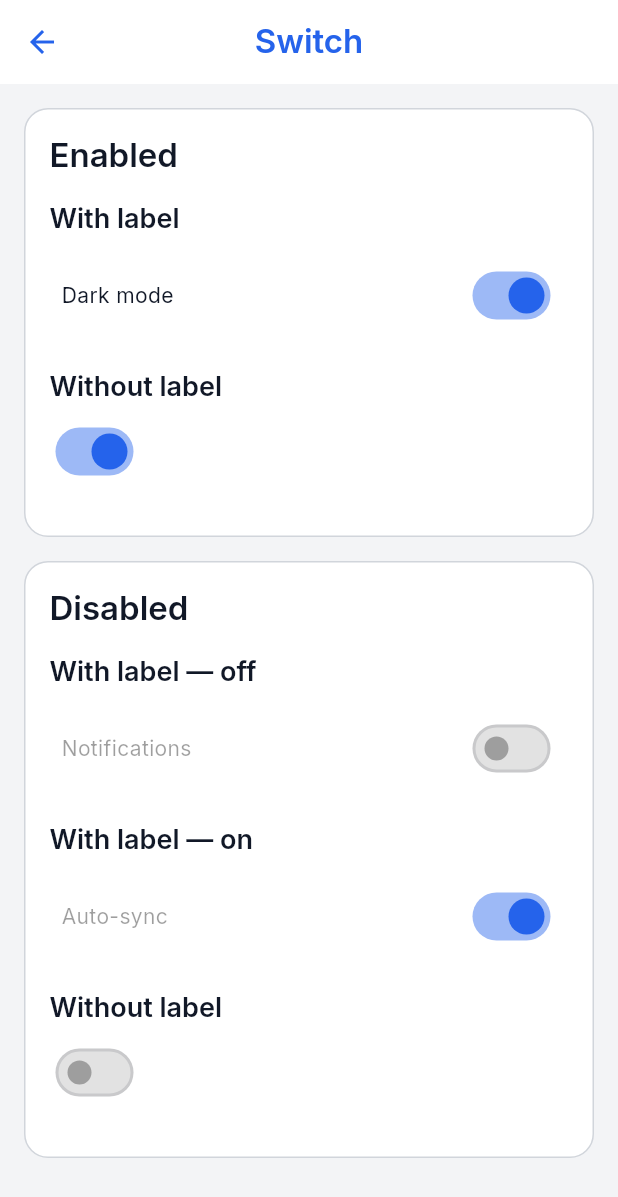
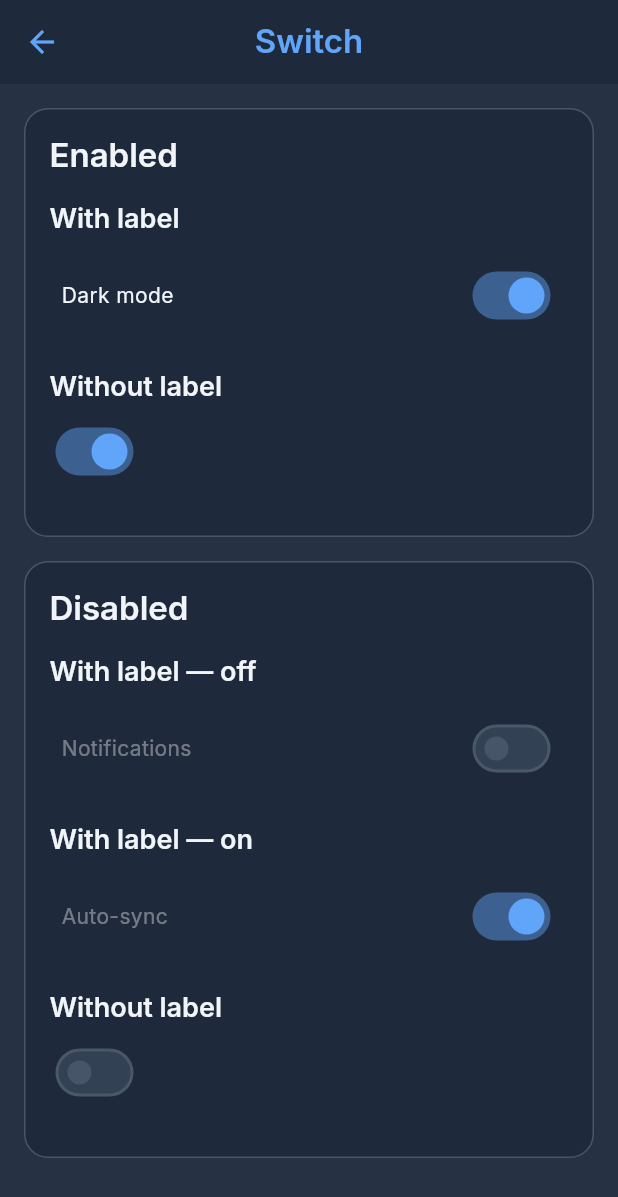
Before and after one commit to Maullin1996/atomic_design, a Flutter app: the SwitchScreen screen opened by its route, after a tap on "Dark mode", on a phone screen of 412 x 824 dp. Shown: the top 1197 px of the screen. Run offline on Flutter 3.47's test engine with Material 3 defaults, Android fonts, the phone set to English and light mode, and no system bars; our stand-ins replace cached_network_image, flutter_svg, shimmer.

```diff
--- a/example/lib/app.dart
+++ b/example/lib/app.dart
@@ -1,12 +1,16 @@
 import 'package:atomic_design/atoms/tokens.dart';
 import 'package:flutter/material.dart';
 import 'package:atomic_design_example/config/routes/app_routes.dart';
+import 'package:atomic_design_example/config/theme/theme_controller.dart';
 
 class MyApp extends StatelessWidget {
   const MyApp({super.key});
 
   @override
   Widget build(BuildContext context) {
+    return ValueListenableBuilder<ThemeMode>(
+      valueListenable: ThemeController.mode,
+      builder: (context, mode, _) {
         return AppThemeProvider(
           child: MaterialApp(
             title: 'Atomic Design',
@@ -14,9 +18,11 @@ class MyApp extends StatelessWidget {
             initialRoute: AppRoutes.home,
             theme: AppThemes.light,
             darkTheme: AppThemes.dark,
-        themeMode: ThemeMode.system,
+            themeMode: mode,
             onGenerateRoute: AppRoutes.onGenerateRoute,
           ),
         );
+      },
+    );
   }
 }
--- /dev/null
+++ b/example/lib/config/theme/theme_controller.dart
@@ -0,0 +1,13 @@
+import 'package:flutter/material.dart';
+
+/// Global theme mode for the example app, toggled from the Switch demo
+/// screen and consumed by [MyApp]'s [MaterialApp].
+abstract class ThemeController {
+  static final ValueNotifier<ThemeMode> mode = ValueNotifier(
+    ThemeMode.system,
+  );
+
+  static void setDark(bool isDark) {
+    mode.value = isDark ? ThemeMode.dark : ThemeMode.light;
+  }
+}
--- a/example/lib/feature/atoms/presentation/switch_screen.dart
+++ b/example/lib/feature/atoms/presentation/switch_screen.dart
@@ -1,4 +1,5 @@
 import 'package:atomic_design/design_system.dart';
+import 'package:atomic_design_example/config/theme/theme_controller.dart';
 import 'package:flutter/material.dart';
 
 class SwitchScreen extends StatefulWidget {
@@ -9,7 +10,6 @@ class SwitchScreen extends StatefulWidget {
 }
 
 class _SwitchScreenState extends State<SwitchScreen> {
-  bool _withLabel = false;
   bool _withoutLabel = true;
 
   @override
@@ -24,10 +24,20 @@ class _SwitchScreenState extends State<SwitchScreen> {
             children: [
               _PreviewRow(
                 label: 'With label',
-                child: AppSwitch(
-                  value: _withLabel,
-                  label: const Text('Dark mode'),
-                  onChanged: (v) => setState(() => _withLabel = v),
+                child: ValueListenableBuilder<ThemeMode>(
+                  valueListenable: ThemeController.mode,
+                  builder: (context, mode, _) {
+                    final isDark =
+                        mode == ThemeMode.dark ||
+                        (mode == ThemeMode.system &&
+                            MediaQuery.platformBrightnessOf(context) ==
+                                Brightness.dark);
+                    return AppSwitch(
+                      value: isDark,
+                      label: const Text('Dark mode'),
+                      onChanged: ThemeController.setDark,
+                    );
+                  },
                 ),
               ),
               _PreviewRow(
--- a/lib/atoms/app_input_text.dart
+++ b/lib/atoms/app_input_text.dart
@@ -50,6 +50,8 @@ class AppInputText extends StatelessWidget {
   /// Defaults to `1`. Set to `null` to allow unlimited lines.
   final int? maxLines;
 
+  final Color? fillColor;
+
   const AppInputText({
     super.key,
     this.label,
@@ -64,6 +66,7 @@ class AppInputText extends StatelessWidget {
     this.inputTextStyle,
     this.keyboardType,
     this.maxLines = 1,
+    this.fillColor,
   });
 
   @override
@@ -93,7 +96,7 @@ class AppInputText extends StatelessWidget {
         prefixIcon: prefixIcon,
         suffixIcon: suffixIcon,
         filled: true,
-        fillColor: colors.surfaceMid,
+        fillColor: fillColor ?? colors.surfaceMid,
         labelText: label,
         hintText: hint,
         hintStyle: TextStyle(
--- a/lib/molecules/app_search_bar.dart
+++ b/lib/molecules/app_search_bar.dart
@@ -28,12 +28,15 @@ class AppSearchBar extends StatelessWidget {
   /// Placeholder text shown inside the field. Defaults to `'Buscar…'`.
   final String hintText;
 
+  final Color? fillColor;
+
   const AppSearchBar({
     super.key,
     this.controller,
     this.onChanged,
     this.enabled = true,
     this.hintText = 'Buscar…',
+    this.fillColor,
   });
 
   @override
@@ -47,6 +50,7 @@ class AppSearchBar extends StatelessWidget {
         Icons.search_rounded,
         color: AppColors.of(context).textSecondary,
       ),
+      fillColor: fillColor,
     );
   }
 }
```
Lines whose indentation alone changed are shown as unchanged.
